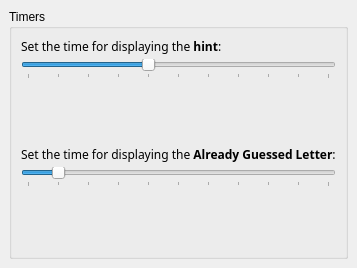
Before: the Qt Designer form src/timerui.ui in KDE/khangman, drawn with Qt 5.
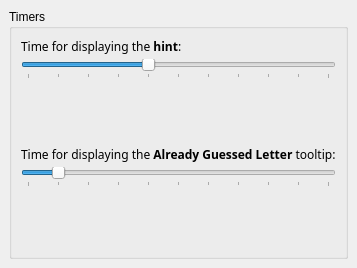
After: the same form once the commit is applied.

Diff of the .ui file:
```diff
--- a/src/timerui.ui
+++ b/src/timerui.ui
@@ -78,7 +78,7 @@
         <item row="0" column="0" colspan="2" >
          <widget class="QLabel" name="label_2" >
           <property name="text" >
-           <string>&lt;html>&lt;head>&lt;meta name="qrichtext" content="1" />&lt;/head>&lt;body style=" white-space: pre-wrap; font-family:Sans Serif; font-size:9pt; font-weight:400; font-style:normal; text-decoration:none;">&lt;p style=" margin-top:0px; margin-bottom:0px; margin-left:0px; margin-right:0px; -qt-block-indent:0; text-indent:0px;">Set the time for displaying the &lt;span style=" font-weight:600;">Already Guessed Letter&lt;/span>:&lt;/p>&lt;/body>&lt;/html></string>
+           <string>&lt;html>&lt;head>&lt;meta name="qrichtext" content="1" />&lt;/head>&lt;body style=" white-space: pre-wrap; font-family:Sans Serif; font-size:9pt; font-weight:400; font-style:normal; text-decoration:none;">&lt;p style=" margin-top:0px; margin-bottom:0px; margin-left:0px; margin-right:0px; -qt-block-indent:0; text-indent:0px;">Time for displaying the &lt;span style=" font-weight:600;">Already Guessed Letter&lt;/span> tooltip:&lt;/p>&lt;/body>&lt;/html></string>
           </property>
          </widget>
         </item>
@@ -158,7 +158,7 @@
         <item row="0" column="0" colspan="2" >
          <widget class="QLabel" name="label" >
           <property name="text" >
-           <string>&lt;html>&lt;head>&lt;meta name="qrichtext" content="1" />&lt;/head>&lt;body style=" white-space: pre-wrap; font-family:Sans Serif; font-size:9pt; font-weight:400; font-style:normal; text-decoration:none;">&lt;p style=" margin-top:0px; margin-bottom:0px; margin-left:0px; margin-right:0px; -qt-block-indent:0; text-indent:0px;">Set the time for displaying the &lt;span style=" font-weight:600;">hint&lt;/span>:&lt;/p>&lt;/body>&lt;/html></string>
+           <string>&lt;html>&lt;head>&lt;meta name="qrichtext" content="1" />&lt;/head>&lt;body style=" white-space: pre-wrap; font-family:Sans Serif; font-size:9pt; font-weight:400; font-style:normal; text-decoration:none;">&lt;p style=" margin-top:0px; margin-bottom:0px; margin-left:0px; margin-right:0px; -qt-block-indent:0; text-indent:0px;">Time for displaying the &lt;span style=" font-weight:600;">hint&lt;/span>:&lt;/p>&lt;/body>&lt;/html></string>
           </property>
          </widget>
         </item>
```
Left out of the diff: 10 changed lines with no effect on the pictures.
